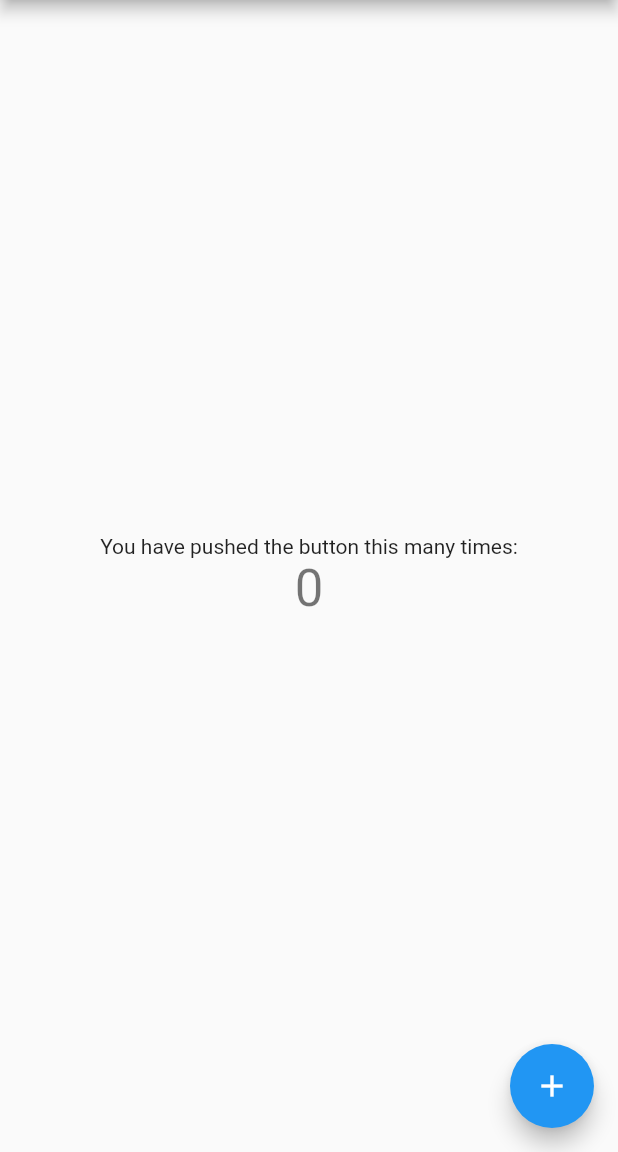
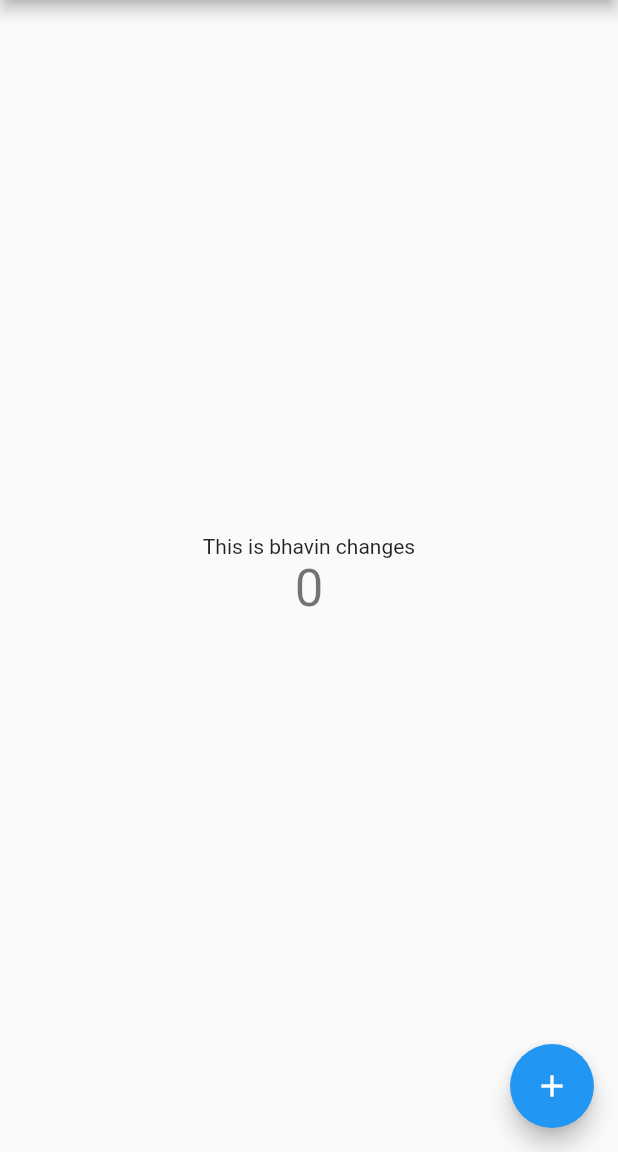
Before and after one commit to BhavinPanchal002/test-flutter-app, a Flutter app: the screen it shows after launch, on a phone screen of 412 x 824 dp, the part 84-1236 px from its top. Run offline on Flutter 3.47's test engine with Material 2 defaults, Android fonts, the phone set to English and light mode, and no system bars.

Commit message:
text changes

```diff
--- a/lib/main.dart
+++ b/lib/main.dart
@@ -96,7 +96,7 @@ class _MyHomePageState extends State<MyHomePage> {
           mainAxisAlignment: MainAxisAlignment.center,
           children: <Widget>[
             const Text(
-              'You have pushed the button this many times:',
+              'This is bhavin changes',
             ),
             Text(
               '$_counter',
```
